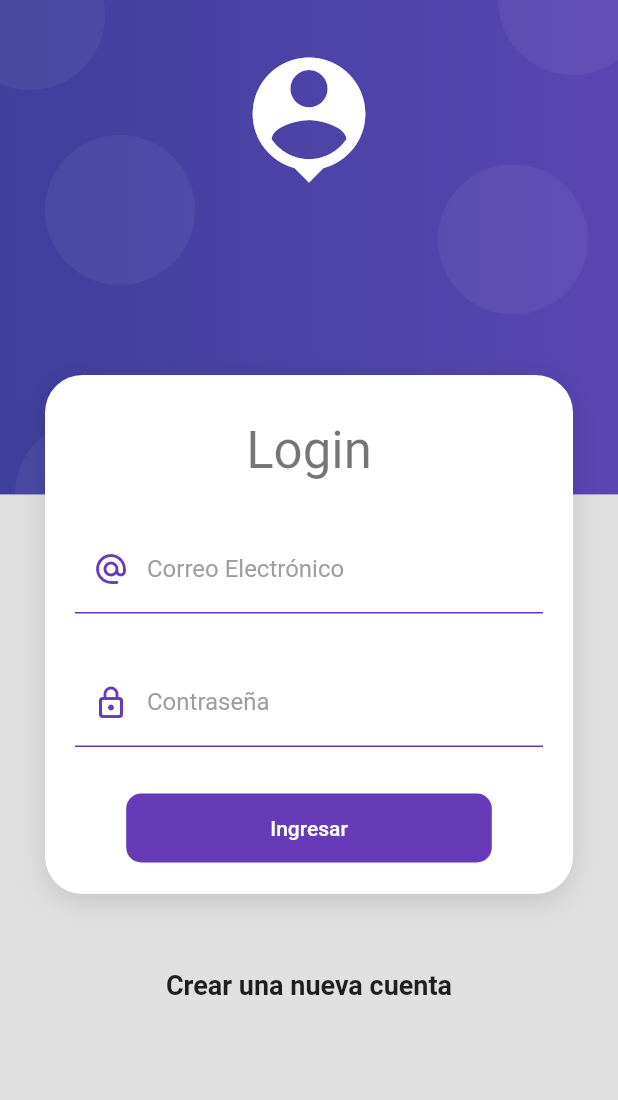
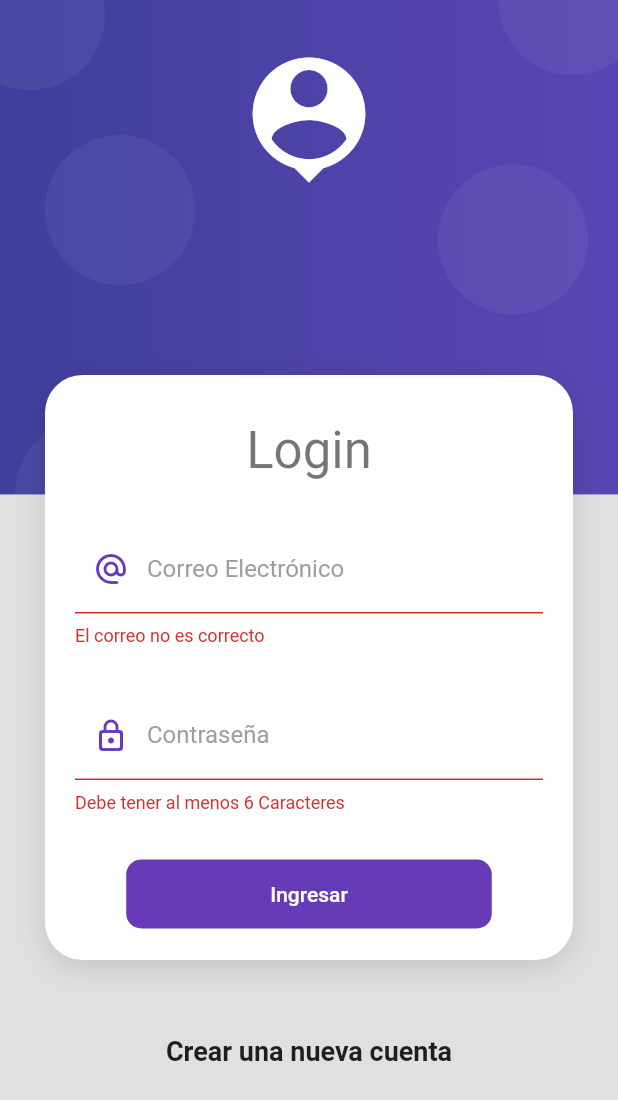
Before and after one commit to DonKames/flutter_productos_app, a Flutter app: the screen it shows after launch, after a tap on "Ingresar", on a phone screen of 412 x 824 dp. Shown: the top 1100 px of the screen. Run offline on Flutter 3.47's test engine with Material 2 defaults, Android fonts, the phone set to English and light mode, and no system bars.

Commit message:
Curso Flutter 112

```diff
--- /dev/null
+++ b/lib/providers/login_form_provider.dart
@@ -0,0 +1,12 @@
+import 'package:flutter/material.dart';
+
+class LoginFormProvider extends ChangeNotifier {
+  GlobalKey<FormState> formKey = GlobalKey<FormState>();
+
+  String email = '';
+  String password = '';
+
+  bool isValidForm() {
+    return formKey.currentState?.validate() ?? false;
+  }
+}
--- a/lib/screens/login_screen.dart
+++ b/lib/screens/login_screen.dart
@@ -1,6 +1,8 @@
 import 'package:flutter/material.dart';
+import 'package:flutter_productos_app/providers/login_form_provider.dart';
 import 'package:flutter_productos_app/ui/input_decorations.dart';
 import 'package:flutter_productos_app/widgets/widgets.dart';
+import 'package:provider/provider.dart';
 
 class LoginScreen extends StatelessWidget {
   const LoginScreen({Key? key}) : super(key: key);
@@ -22,7 +24,10 @@ class LoginScreen extends StatelessWidget {
                       style: Theme.of(context).textTheme.headline4,
                     ),
                     const SizedBox(height: 30),
-                    const _LoginForm()
+                    ChangeNotifierProvider(
+                      create: (_) => LoginFormProvider(),
+                      child: _LoginForm(),
+                    )
                   ],
                 ),
               ),
@@ -31,7 +36,7 @@ class LoginScreen extends StatelessWidget {
                 'Crear una nueva cuenta',
                 style: TextStyle(fontSize: 18, fontWeight: FontWeight.bold),
               ),
-              SizedBox(
+              const SizedBox(
                 height: 50,
               )
             ],
@@ -43,14 +48,14 @@ class LoginScreen extends StatelessWidget {
 }
 
 class _LoginForm extends StatelessWidget {
-  const _LoginForm({super.key});
-
   @override
   Widget build(BuildContext context) {
+    final loginForm = Provider.of<LoginFormProvider>(context);
+
     return Container(
       child: Form(
         //TODO: Mantener la referencia al KEY
-
+        key: loginForm.formKey,
         autovalidateMode: AutovalidateMode.onUserInteraction,
         child: Column(
           children: [
@@ -95,6 +100,7 @@ class _LoginForm extends StatelessWidget {
               color: Colors.deepPurple,
               onPressed: () {
                 //TODO: Login Form
+                loginForm.isValidForm();
               },
               child: Container(
                 padding: const EdgeInsets.symmetric(
```
Also changed, not shown: pubspec.yaml (+4 -12 lines), pubspec.lock.
